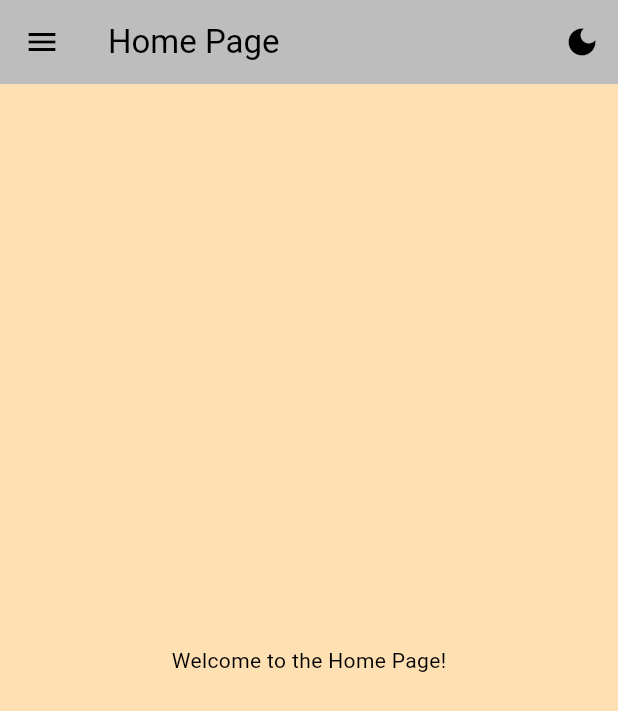
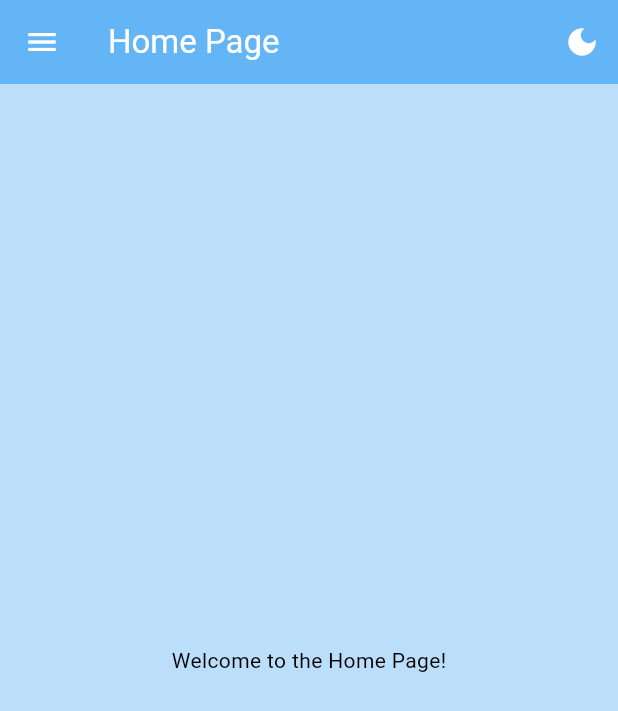
Before and after one commit to SO-1993/portfolio_flutter_app, a Flutter app: the screen it shows after launch, in the side drawer, after a tap on "Home", on a phone screen of 412 x 824 dp. Shown: the top 711 px of the screen. Run offline on Flutter 3.47's test engine with Material 3 defaults, Android fonts, the phone set to English and light mode, and no system bars.

Commit message:
Light mode and dark mode using placeholder colours; Side Menu now changes correct colour depending on which mode user selects

```diff
--- a/lib/theme/theme.dart
+++ b/lib/theme/theme.dart
@@ -2,22 +2,28 @@ import 'package:flutter/material.dart';
 
 ThemeData lightMode = ThemeData(
   brightness: Brightness.light,
-  primarySwatch: Colors.orange,
-  colorScheme: ColorScheme.light(
-    surface: Colors.grey.shade400,
-    primary: Colors.orange,
-    secondary: Colors.grey.shade200,
+  primaryColor: Colors.blue.shade300,
+  scaffoldBackgroundColor: Colors.blue.shade100,
+  appBarTheme: AppBarTheme(
+    backgroundColor: Colors.blue.shade300,
+    foregroundColor: Colors.white,
   ),
-  scaffoldBackgroundColor: Colors.orange.shade100,
+  cardColor: Colors.blue.shade200,
+  textTheme: const TextTheme(
+    bodyMedium: TextStyle(color: Colors.black),
+  ),
 );
 
 ThemeData darkMode = ThemeData(
   brightness: Brightness.dark,
-  primarySwatch: Colors.orange,
-  colorScheme: ColorScheme.dark(
-    surface: Colors.grey.shade900,
-    primary: Colors.orange,
-    secondary: Colors.grey.shade700,
+  primaryColor: Colors.red.shade800,
+  scaffoldBackgroundColor: Colors.red.shade900,
+  appBarTheme: AppBarTheme(
+    backgroundColor: Colors.red.shade800,
+    foregroundColor: Colors.white,
   ),
-  scaffoldBackgroundColor: Colors.grey.shade900,
+  cardColor: Colors.red.shade700,
+  textTheme: const TextTheme(
+    bodyMedium: TextStyle(color: Colors.white),
+  ),
 );
--- a/lib/widgets/side_menu_widget.dart
+++ b/lib/widgets/side_menu_widget.dart
@@ -5,16 +5,21 @@ class SideMenu extends StatelessWidget {
 
   @override
   Widget build(BuildContext context) {
+    final theme = Theme.of(context);
+
+
     return Drawer(
+      child: Container(
+        color: theme.scaffoldBackgroundColor,
         child: ListView(
           padding: EdgeInsets.zero,
           children: <Widget>[
             DrawerHeader(
               decoration: BoxDecoration(
-              color: Colors.green,
+                color: theme.primaryColor,
                 image: DecorationImage(
                   fit: BoxFit.fill,
-                image: AssetImage('assets/images/resume.jpg'),
+                  image: AssetImage('assets/images/lake.jpg'),
                 ),
               ),
               child: Align(
@@ -22,63 +27,51 @@ class SideMenu extends StatelessWidget {
                 child: Text(
                   'Side Menu',
                   style: TextStyle(
-                  color: Colors.white,
+                    color: theme.textTheme.bodyMedium?.color ?? Colors.white,
                     fontSize: 25,
                     fontWeight: FontWeight.bold,
                   ),
                 ),
               ),
             ),
+            // List tiles for navigation
             ListTile(
               leading: Icon(Icons.home),
               title: Text('Home'),
-            onTap: () => {
-              Navigator.pushNamed(context,'/home_page')
-            },
+              onTap: () => Navigator.pushNamed(context, '/home_page'),
             ),
             ListTile(
               leading: Icon(Icons.account_circle),
               title: Text('Profile'),
-            onTap: () => {
-              Navigator.pushNamed(context,'/profile_page')
-            },
+              onTap: () => Navigator.pushNamed(context, '/profile_page'),
             ),
             ListTile(
               leading: Icon(Icons.border_color),
               title: Text('Skills'),
-            onTap: () => {
-           Navigator.pushNamed(context,'/skills_page')
-            }
+              onTap: () => Navigator.pushNamed(context, '/skills_page'),
             ),
             ListTile(
               leading: Icon(Icons.folder),
               title: Text('Projects'),
-            onTap: () => {
-           Navigator.pushNamed(context,'/projects_page')
-            }
+              onTap: () => Navigator.pushNamed(context, '/projects_page'),
             ),
             ListTile(
               leading: Icon(Icons.contact_mail),
               title: Text('Contact'),
-            onTap: () => {
-           Navigator.pushNamed(context,'/contact_page')
-            }
+              onTap: () => Navigator.pushNamed(context, '/contact_page'),
             ),
             ListTile(
               leading: Icon(Icons.school),
               title: Text('Education'),
-            onTap: () => {
-           Navigator.pushNamed(context,'/education_page')
-            }
+              onTap: () => Navigator.pushNamed(context, '/education_page'),
             ),
             ListTile(
               leading: Icon(Icons.settings),
               title: Text('Settings'),
-            onTap: () => {
-              Navigator.pushNamed(context,'/settings_page')
-            },
+              onTap: () => Navigator.pushNamed(context, '/settings_page'),
             ),
           ],
+        ),
       ),
     );
   }
--- a/pubspec.yaml
+++ b/pubspec.yaml
@@ -21,6 +21,7 @@ dev_dependencies:
     sdk: flutter
 
   flutter_lints: ^5.0.0
+  test: ^1.25.15
 
 flutter:
   uses-material-design: true
```
Also changed, not shown: lib/counter.dart (added, +7 -0 lines), pubspec.lock, 2 other files. Lines whose indentation alone changed are shown as unchanged.
